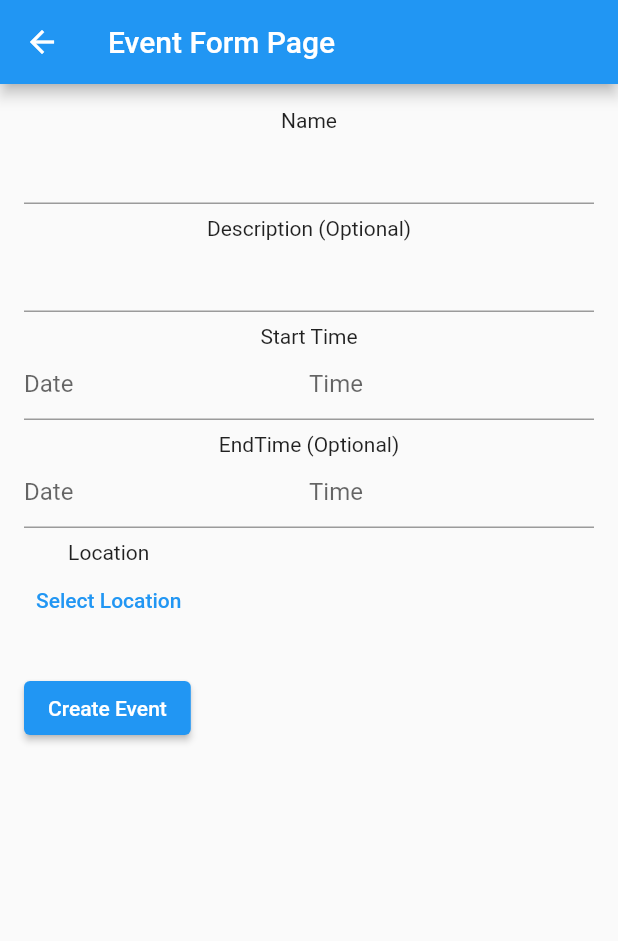
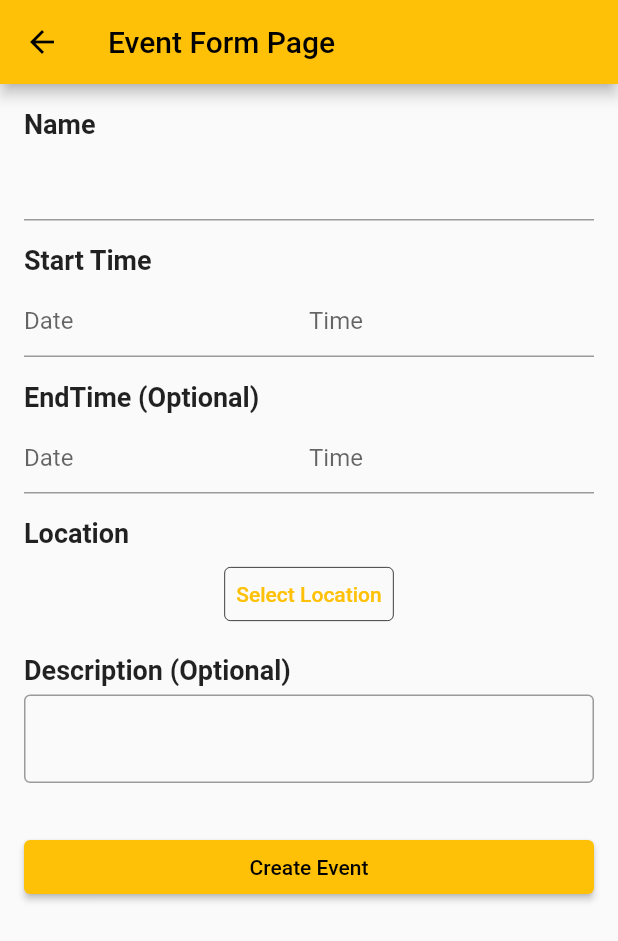
Before and after one commit to aceeedev/H4H-2023, a Flutter app: the screen it shows after launch, item 2 of the bottom bar chosen, after a tap on the "add" icon, on a phone screen of 412 x 824 dp. Shown: the top 941 px of the screen. Run offline on Flutter 3.47's test engine with Material 2 defaults, Android fonts, the phone set to English and light mode, and no system bars; our stand-ins replace google_maps_flutter, hive, hive_flutter, qr_flutter; missing offline and left inert: dart:ffi, flutter_barcode_scanner; accounts and stored records are empty.

Commit message:
Added events page and event form page styling

```diff
--- a/frontend/h4h/lib/app.dart
+++ b/frontend/h4h/lib/app.dart
@@ -10,7 +10,7 @@ class MyApp extends StatelessWidget {
     return MaterialApp(
       title: 'App Page',
       theme: ThemeData(
-        primarySwatch: Colors.blue,
+        primarySwatch: Colors.amber,
       ),
       home: const MapPage(),
     );
--- a/frontend/h4h/lib/models/event.dart
+++ b/frontend/h4h/lib/models/event.dart
@@ -19,6 +19,8 @@ class Event {
   double long;
   @HiveField(6)
   double lat;
+  @HiveField(7)
+  String address;
 
   Event({
     this.id, // idk
@@ -28,6 +30,7 @@ class Event {
     this.description,
     required this.long,
     required this.lat,
+    required this.address,
   });
 
   String toJsonString() => json.encode({
@@ -37,6 +40,7 @@ class Event {
         'description': description,
         'long': long,
         'lat': lat,
+        'address': address,
       });
 
   factory Event.fromJson(Map<String, dynamic> json) {
@@ -48,6 +52,7 @@ class Event {
       description: json['description'],
       long: json['coords'][1],
       lat: json['coords'][0],
+      address: json['location'],
     );
   }
 }
--- a/frontend/h4h/lib/pages/event_form_page.dart
+++ b/frontend/h4h/lib/pages/event_form_page.dart
@@ -60,9 +60,6 @@ class _EventFormState extends State<EventForm> {
             }
             return null;
           }),
-      'Description (Optional)': TextFormField(
-        controller: descriptionTextController,
-      ),
       'Start Time': DateAndTimePickerField(
         dateController: startDateTextController,
         timeController: startTimeTextController,
@@ -83,22 +80,42 @@ class _EventFormState extends State<EventForm> {
         dateController: endDateTextController,
         timeController: endTimeTextController,
       ),
-      'Location': TextButton(
+      'Location': Center(
+          child: TextButton(
         onPressed: () => Navigator.of(context).push(MaterialPageRoute(
             builder: (context) => const LocationPickerPage())),
+        style: TextButton.styleFrom(
+          side: const BorderSide(color: Colors.black, width: 0.5),
+        ),
         child: const Text('Select Location'),
-      )
+      )),
+      'Description (Optional)': TextFormField(
+        controller: descriptionTextController,
+        decoration: const InputDecoration(
+          border: OutlineInputBorder(),
+        ),
+      ),
     };
 
     return Padding(
       padding: const EdgeInsets.all(16.0),
       child: Form(
         key: _formKey,
-        child: Column(
-          crossAxisAlignment: CrossAxisAlignment.start,
-          children: [
-            ...createFormEntries(entries),
-            Padding(
+        child: ListView.builder(
+          itemCount: createFormEntries(entries).length,
+          itemBuilder: (context, index) => createFormEntries(entries)[index],
+        ),
+      ),
+    );
+  }
+
+  List<Widget> createFormEntries(Map<String, Widget> entries) {
+    List<Widget> formEntries = [];
+
+    entries.forEach((key, value) =>
+        formEntries.add(FormEntry(title: key, formWidget: value)));
+
+    formEntries.add(Padding(
       padding: const EdgeInsets.symmetric(vertical: 16.0),
       child: ElevatedButton(
         onPressed: () async {
@@ -114,8 +131,7 @@ class _EventFormState extends State<EventForm> {
             DateTime endTime;
             if (endDateTextController.text != "" &&
                 startTimeTextController.text != "") {
-                      endTime =
-                          DateFormat.yMd().parse(endDateTextController.text);
+              endTime = DateFormat.yMd().parse(endDateTextController.text);
             } else {
               const defaultDuration = Duration(hours: 1);
 
@@ -131,23 +147,13 @@ class _EventFormState extends State<EventForm> {
               description: descriptionTextController.text,
               long: 0,
               lat: 0,
+              address: 'Address, CA',
             ));
           }
         },
         child: const Text('Create Event'),
       ),
-            ),
-          ],
-        ),
-      ),
-    );
-  }
-
-  List<Widget> createFormEntries(Map<String, Widget> entries) {
-    List<Widget> formEntries = [];
-
-    entries.forEach((key, value) =>
-        formEntries.add(FormEntry(title: key, formWidget: value)));
+    ));
 
     return formEntries;
   }
@@ -231,10 +237,15 @@ class FormEntry extends StatelessWidget {
   @override
   Widget build(BuildContext context) {
     return Column(
+      mainAxisAlignment: MainAxisAlignment.start,
+      crossAxisAlignment: CrossAxisAlignment.start,
       children: [
-        Text(title),
+        Text(
+          title,
+          style: const TextStyle(fontSize: 18.0, fontWeight: FontWeight.bold),
+        ),
         Padding(
-          padding: const EdgeInsets.only(bottom: 8.0),
+          padding: const EdgeInsets.only(top: 6.0, bottom: 16.0),
           child: formWidget,
         )
       ],
@@ -275,7 +286,6 @@ class _LocationPickerPageState extends State<LocationPickerPage> {
             children: [
               Form(
                 child: TextFormField(
-                  //controller: addressTextController,
                   onChanged: (String text) async {},
                 ),
               ),
--- a/frontend/h4h/lib/pages/events_page.dart
+++ b/frontend/h4h/lib/pages/events_page.dart
@@ -46,17 +46,21 @@ class _EventsPageState extends State<EventsPage> {
 
                 return ListView.builder(
                     itemCount: events.length,
-                      itemBuilder: ((context, index) =>
-                          EventCard(event: events[index])));
+                    itemBuilder: ((context, index) => Padding(
+                        padding: const EdgeInsets.all(16.0),
+                        child: EventCard(event: events[index]))));
               }
             }
             return const Center(child: CircularProgressIndicator());
           }),
       floatingActionButton: FloatingActionButton(
         child: const Icon(Icons.add),
-          onPressed: () => Navigator.of(context).push(
-            MaterialPageRoute(builder: (context) => const EventFormPage()),
+        onPressed: () async {
+          await Navigator.of(context).push(
+              MaterialPageRoute(builder: (context) => const EventFormPage()));
+          setState(() {});
+        },
       ),
-        ));
+    );
   }
 }
--- a/frontend/h4h/lib/pages/home_page.dart
+++ b/frontend/h4h/lib/pages/home_page.dart
@@ -54,7 +54,7 @@ class _HomePageState extends State<HomePage> {
                   description: eventJson['description'],
                   long: eventJson['long'],
                   lat: eventJson['lat'],
-              ));
+                  address: eventJson['address']));
 
               print('\n\n\n');
               print((await DB.instance.getAllEvents()).length);
--- a/frontend/h4h/lib/pages/map_page.dart
+++ b/frontend/h4h/lib/pages/map_page.dart
@@ -1,5 +1,7 @@
 import 'package:flutter/material.dart';
 import 'package:google_maps_flutter/google_maps_flutter.dart';
+import 'package:flutter_barcode_scanner/flutter_barcode_scanner.dart';
+import 'dart:convert';
 import 'package:h4h/backend/database.dart';
 import 'dart:async';
 import 'package:h4h/models/event.dart';
@@ -43,8 +45,7 @@ class MapPageState extends State<MapPage> {
     zoom: 14.4746,
   );
 
-
-  void _onNavBarTap(int index) {
+  void _onNavBarTap(int index) async {
     setState(() {
       _selectedIndex = index;
     });
@@ -68,6 +69,25 @@ class MapPageState extends State<MapPage> {
           builder: (context) => const EventFormPage(),
         ),
       );
+    }
+    if (index == 3) {
+      String eventStringJson = await FlutterBarcodeScanner.scanBarcode(
+          "#ff6666", "Cancel", true, ScanMode.QR);
+
+      Map<String, dynamic> eventJson = json.decode(eventStringJson);
+
+      await DB.instance.saveEvent(Event(
+        startTime: DateTime.parse(eventJson['startTime']),
+        endTime: DateTime.parse(eventJson['endTime']),
+        name: eventJson['name'],
+        description: eventJson['description'],
+        long: eventJson['long'],
+        lat: eventJson['lat'],
+        address: eventJson['address'],
+      ));
+
+      print('\n\n\n');
+      print((await DB.instance.getAllEvents()).length);
     }
   }
 
@@ -111,7 +131,7 @@ class MapPageState extends State<MapPage> {
           BottomNavigationBarItem(icon: Icon(Icons.list), label: 'Events'),
           BottomNavigationBarItem(
               icon: Icon(Icons.addchart), label: 'Contribute'),
-          BottomNavigationBarItem(icon: Icon(Icons.qr_code), label: 'Fetch')
+          BottomNavigationBarItem(icon: Icon(Icons.qr_code), label: 'Scan')
         ],
         backgroundColor: Colors.amber,
         selectedItemColor: Colors.white,
```
Also changed, not shown: frontend/h4h/lib/pages/event_page.dart (+6 -4 lines), frontend/h4h/lib/widgets/event_card.dart (+20 -1 lines), frontend/h4h/lib/models/event.g.dart. Lines whose indentation alone changed are shown as unchanged.
